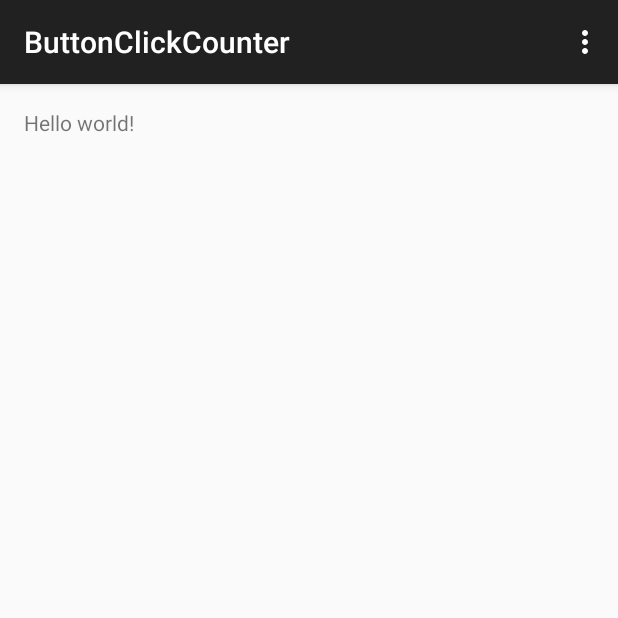
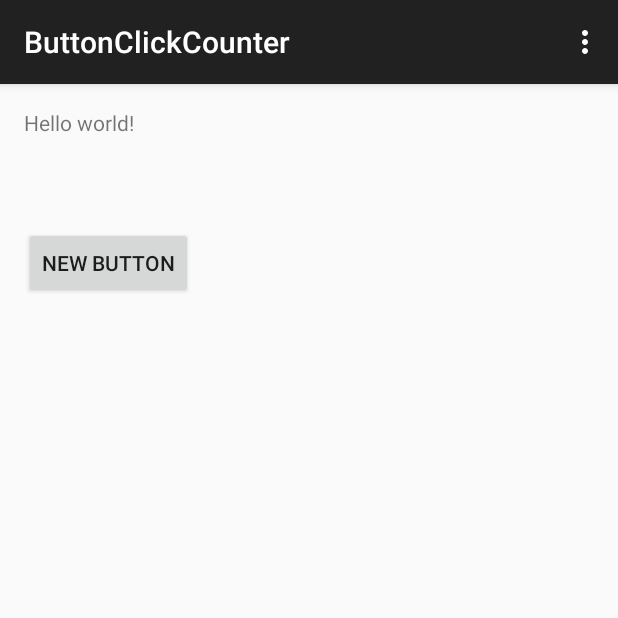
Before and after one commit to mkturner/android-button-app, an Android app: the screen it shows after launch (MainActivity), on a phone screen of 412 x 824 dp, the top half of it. Run offline under Robolectric (Android 15) with nearby library versions, the phone set to English and light mode, and no system bars.

Commit message:
adds button in view

```diff
--- a/app/src/main/res/layout/activity_main.xml
+++ b/app/src/main/res/layout/activity_main.xml
@@ -6,6 +6,17 @@
     android:paddingBottom="@dimen/activity_vertical_margin" tools:context=".MainActivity">
 
     <TextView android:text="@string/hello_world" android:layout_width="wrap_content"
-        android:layout_height="wrap_content" />
+        android:layout_height="wrap_content"
+        android:id="@+id/textView" />
+
+    <Button
+        android:layout_width="wrap_content"
+        android:layout_height="wrap_content"
+        android:text="New Button"
+        android:id="@+id/button"
+        android:layout_below="@+id/textView"
+        android:layout_alignParentLeft="true"
+        android:layout_alignParentStart="true"
+        android:layout_marginTop="60dp" />
 
 </RelativeLayout>
```
